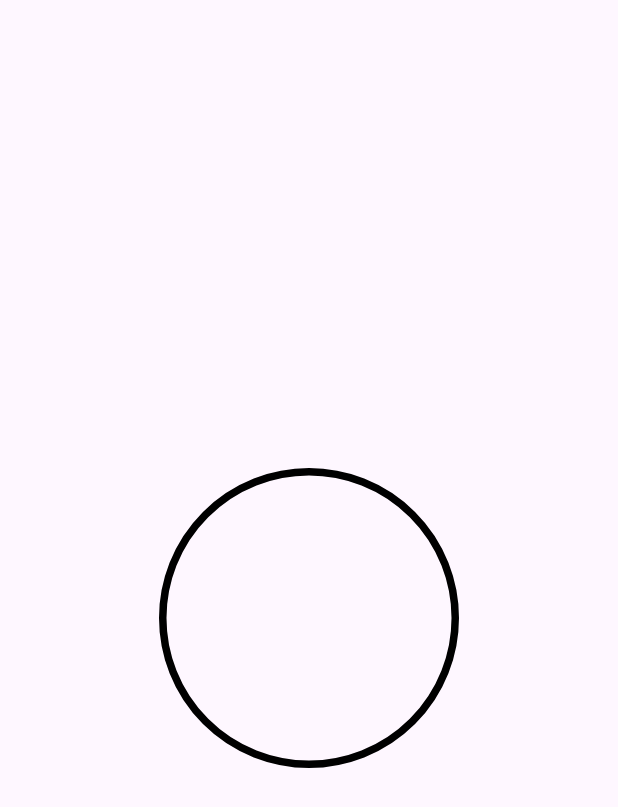
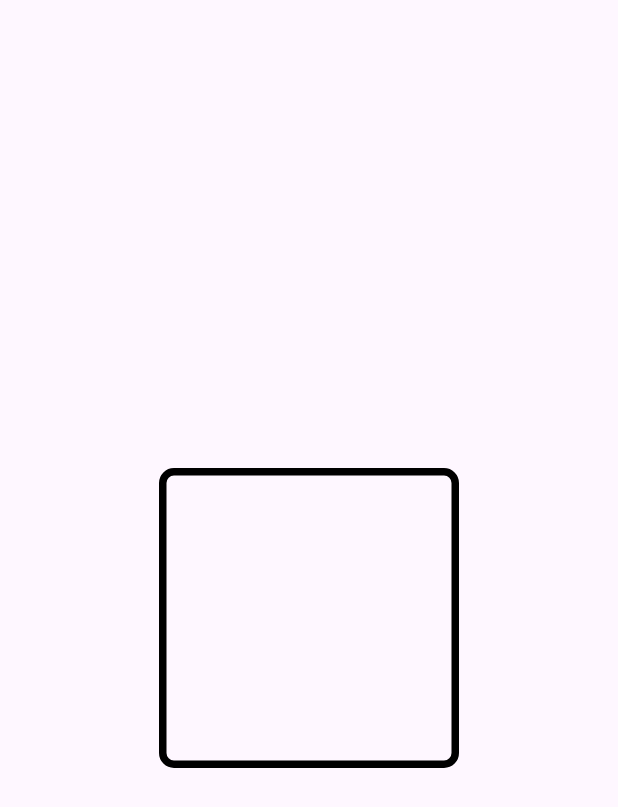
Before and after one commit to Brayan-chan/flutter_projects, a Flutter app: the screen it shows after launch, on a phone screen of 412 x 824 dp. Shown: the top 807 px of the screen. Run offline on Flutter 3.47's test engine with Material 3 defaults, Android fonts, the phone set to English and light mode, and no system bars.

Commit message:
Hacer que el contenedor sea cuadrado

```diff
--- a/container/lib/pages/ContainerOne.dart
+++ b/container/lib/pages/ContainerOne.dart
@@ -26,7 +26,7 @@ class ContainerOne extends StatelessWidget {
             //color: Colors.red,
 
             //Convertir el contenedor a un circulo
-            shape: BoxShape.circle,
+            //shape: BoxShape.circle,
 
             //Hacer que el fondo del contenedor sea transparente
             border: Border.all(
@@ -35,6 +35,8 @@ class ContainerOne extends StatelessWidget {
               //Ancho del borde
               width: 5,
             ),
+            //Hacer que el contenedor sea cuadrado
+            borderRadius: BorderRadius.circular(10),
           ),
         ),
       ),
```
